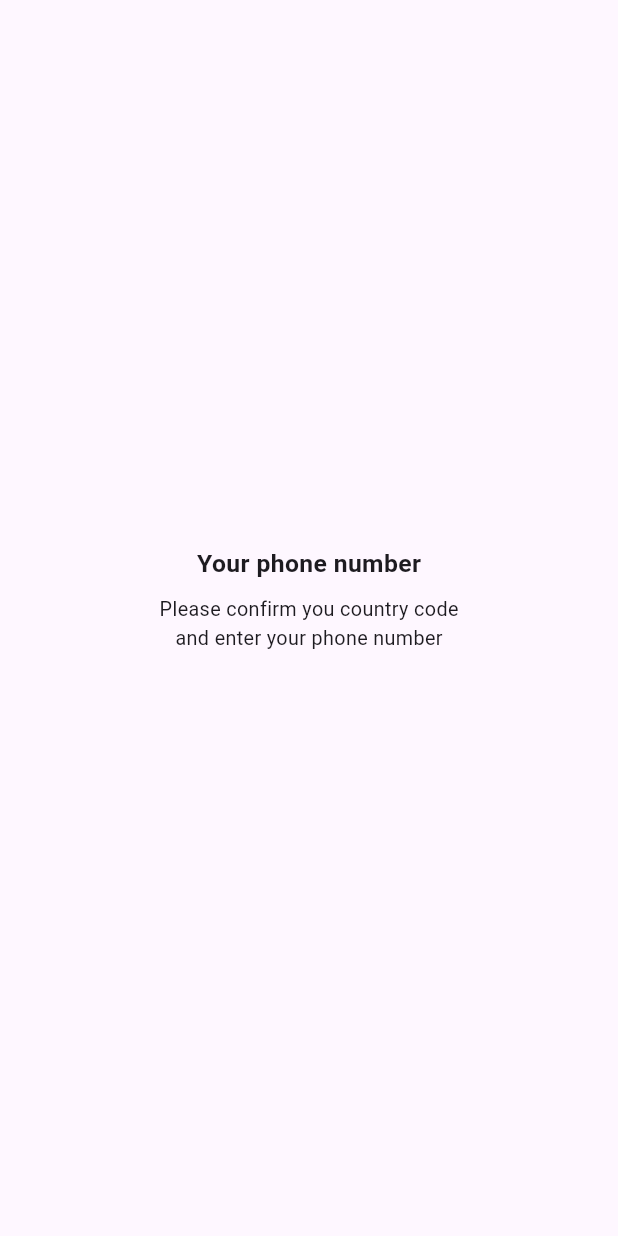
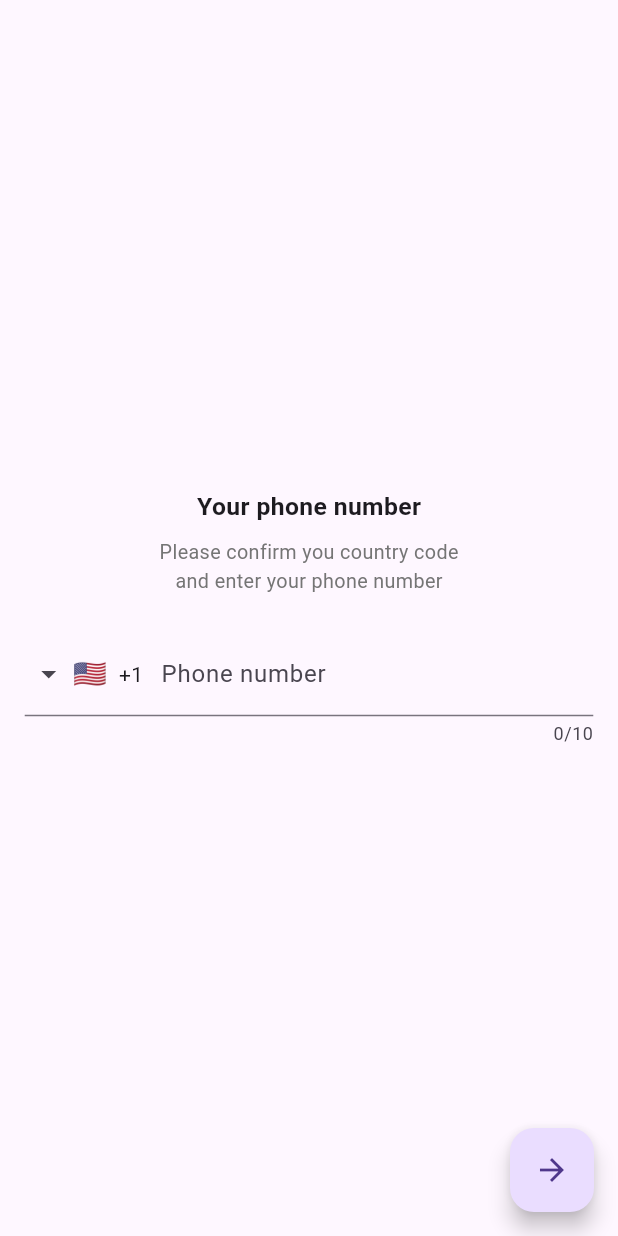
Before and after one commit to hetmangukiya2207/ChatterBoxApp, a Flutter app: the LoginPage screen opened by its route, on a phone screen of 412 x 824 dp. Run offline on Flutter 3.47's test engine with Material 2 defaults, Android fonts, the phone set to English and light mode, and no system bars; drawn by our look-alikes of intl_phone_field; our stand-ins replace connectivity_plus, firebase_auth, firebase_core, shared_preferences; missing offline and left inert: intro_screen_onboarding_flutter; accounts and stored records are empty.

Commit message:
18/09/2023

```diff
--- a/lib/main.dart
+++ b/lib/main.dart
@@ -6,9 +6,8 @@ import 'package:chatterbox_app/views/screens/LoginPage.dart';
 import 'package:chatterbox_app/views/screens/SplashScreen.dart';
 import 'package:flutter/material.dart';
 import 'package:provider/provider.dart';
-import 'package:shared_preferences/shared_preferences.dart';
 
-void main() async {
+void main() {
   WidgetsFlutterBinding.ensureInitialized();
   runApp(
     MultiProvider(
--- a/lib/views/screens/LoginPage.dart
+++ b/lib/views/screens/LoginPage.dart
@@ -1,9 +1,9 @@
 import 'package:chatterbox_app/provider/ThemeProvider.dart';
 import 'package:chatterbox_app/views/component/NoInternetComponent.dart';
-import 'package:country_code_picker/country_code_picker.dart';
 import 'package:flutter/cupertino.dart';
 import 'package:flutter/foundation.dart';
 import 'package:flutter/material.dart';
+import 'package:intl_phone_field/intl_phone_field.dart';
 import 'package:provider/provider.dart';
 
 import '../../provider/ConnectionProvider.dart';
@@ -27,6 +27,9 @@ class _LoginPageState extends State<LoginPage> {
     Size s = MediaQuery.of(context).size;
     double h = s.height;
     double w = s.width;
+    String countryCode = '+1';
+    GlobalKey<FormState> LoginPageKey = GlobalKey<FormState>();
+    TextEditingController PhoneNumberController = TextEditingController();
     return (defaultTargetPlatform == TargetPlatform.android)
         ? (Provider.of<ConnectionProvider>(context)
                     .connectivityModel
@@ -35,6 +38,10 @@ class _LoginPageState extends State<LoginPage> {
             ? const NoInternetAndroidComponent()
             : Scaffold(
                 body: Center(
+                  child: Padding(
+                    padding: EdgeInsets.all(
+                      h * 0.02,
+                    ),
                     child: Column(
                       mainAxisAlignment: MainAxisAlignment.center,
                       children: [
@@ -52,19 +59,45 @@ class _LoginPageState extends State<LoginPage> {
                           "Please confirm you country code",
                           style: TextStyle(
                             fontSize: h * 0.016,
+                            color: Colors.grey[600],
                           ),
                         ),
                         Text(
                           "and enter your phone number",
                           style: TextStyle(
                             fontSize: h * 0.016,
+                            color: Colors.grey[600],
                           ),
                         ),
                         SizedBox(
                           height: h * 0.03,
                         ),
+                        IntlPhoneField(
+                          key: LoginPageKey,
+                          textInputAction: TextInputAction.done,
+                          invalidNumberMessage: "Enter Valid Phone Number",
+                          controller: PhoneNumberController,
+                          decoration: const InputDecoration(
+                            labelText: 'Phone number',
+                          ),
+                          initialCountryCode: countryCode,
+                          keyboardType: TextInputType.phone,
+                          showCursor: false,
+                        ),
                       ],
                     ),
+                  ),
+                ),
+                floatingActionButton: FloatingActionButton(
+                  child: const Icon(
+                    Icons.arrow_forward,
+                  ),
+                  onPressed: () {
+                    if (LoginPageKey.currentState!.validate()) {
+                      String phoneNumber = PhoneNumberController.text;
+                      Navigator.of(context).pushNamed('OTPPage');
+                    }
+                  },
                 ),
               )
         : (Provider.of<ConnectionProvider>(context)
--- a/pubspec.yaml
+++ b/pubspec.yaml
@@ -41,7 +41,8 @@ dependencies:
   provider:
   intro_screen_onboarding_flutter:
   shared_preferences:
-  country_code_picker:
+  firebase_phone_auth_handler:
+  intl_phone_field:
 
 dev_dependencies:
   flutter_test:
```
Also changed, not shown: lib/helper/AuthHelper.dart (+56 -2 lines), pubspec.lock. Lines whose indentation alone changed are shown as unchanged.
